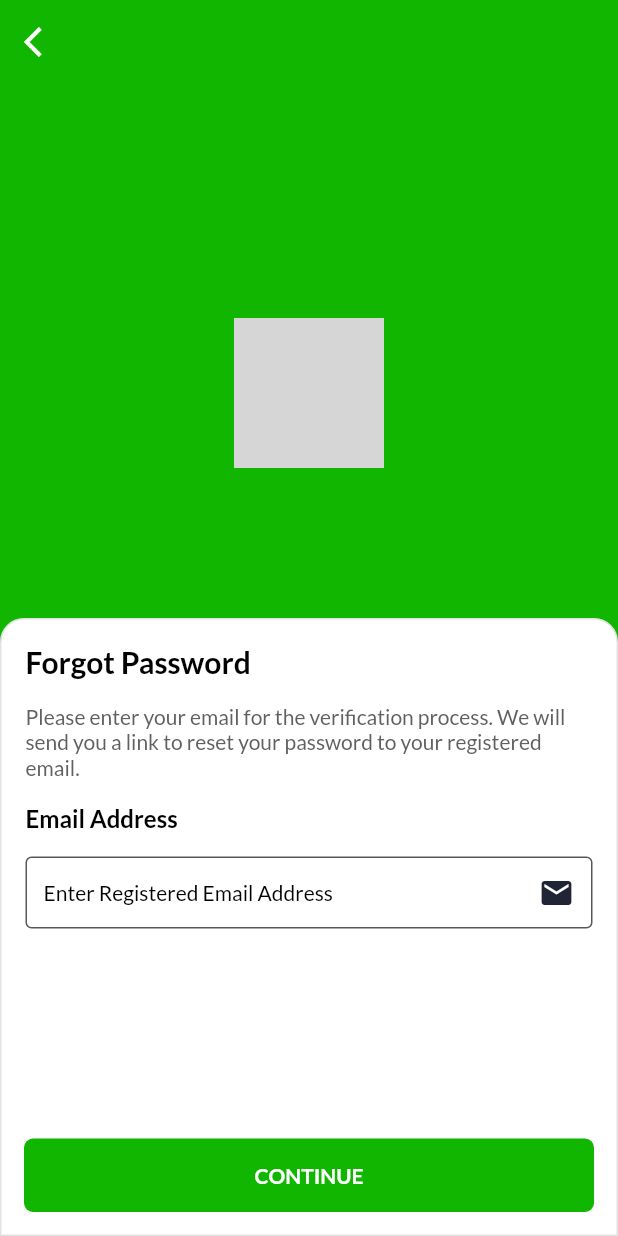
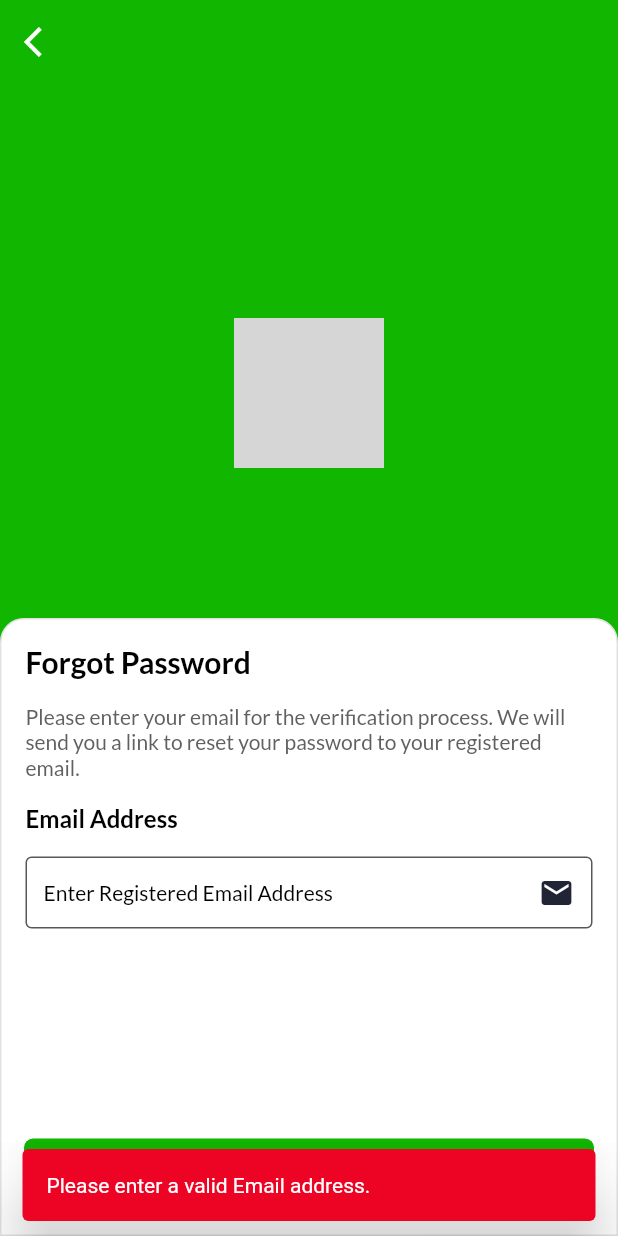
Before and after one commit to VikramadityaDev/shikayat, a Flutter app: the ForgotPassword screen opened directly, after a tap on "CONTINUE", on a phone screen of 412 x 824 dp. Run offline on Flutter 3.47's test engine with Material 2 defaults, Android fonts, the phone set to English and light mode, and no system bars; our stand-ins replace cloud_firestore, firebase_auth, firebase_core, google_fonts, lottie, modal_progress_hud_nsn; accounts and stored records are empty; network calls fail; grey boxes are pictures that could not be loaded.

Commit message:
minor changes

```diff
--- a/lib/auth/forgot_page.dart
+++ b/lib/auth/forgot_page.dart
@@ -178,6 +178,37 @@ class _ForgotPasswordState extends State<ForgotPassword> {
                     FirebaseAuth.instance
                         .sendPasswordResetEmail(email: emailController.text)
                         .then((value) => Navigator.of(context).pop());
+                    if(emailController.text.isEmpty){
+                      final snackbar = SnackBar(
+                        content:
+                        const Text("Please enter a valid Email address."),
+                        elevation: 20,
+                        backgroundColor: const Color(0xFFED0324),
+                        behavior: SnackBarBehavior.floating,
+                        action: SnackBarAction(
+                          textColor: Colors.white,
+                          label: '',
+                          onPressed: () {},
+                        ),
+                      );
+                      ScaffoldMessenger.of(context)
+                          .showSnackBar(snackbar);
+                    } if(emailController.text.isNotEmpty){
+                      final snackbar = SnackBar(
+                        content:
+                        const Text("Reset link sent successfully!"),
+                        elevation: 20,
+                        backgroundColor: const Color(0xFF10B600),
+                        behavior: SnackBarBehavior.floating,
+                        action: SnackBarAction(
+                          textColor: Colors.white,
+                          label: '',
+                          onPressed: () {},
+                        ),
+                      );
+                      ScaffoldMessenger.of(context)
+                          .showSnackBar(snackbar);
+                    }
                   },
                   color: const Color(0xFF10B600),
                   elevation: 0,
```
